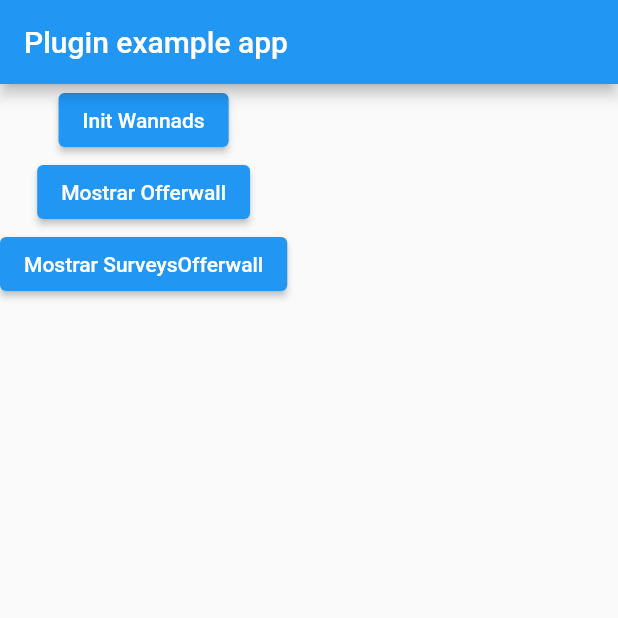
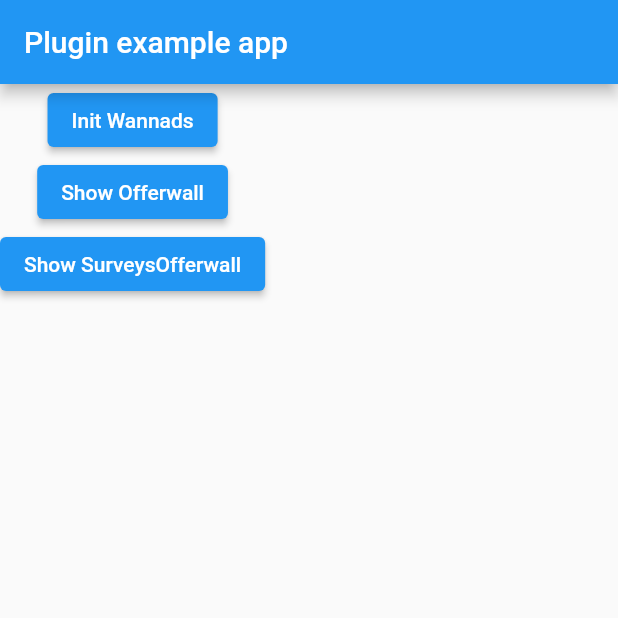
Before and after one commit to BlissoftCorp/flutter_wannads, a Flutter app: the screen it shows after launch, after a tap on "Init Wannads", on a phone screen of 412 x 824 dp, the top half of it. Run offline on Flutter 3.47's test engine with Material 2 defaults, Android fonts, the phone set to English and light mode, and no system bars; our stand-ins replace plugin_platform_interface.

```diff
--- a/example/lib/main.dart
+++ b/example/lib/main.dart
@@ -14,11 +14,11 @@ class MyApp extends StatefulWidget {
 }
 
 class _MyAppState extends State<MyApp> {
-
   @override
   void initState() {
     super.initState();
   }
+
   @override
   Widget build(BuildContext context) {
     return MaterialApp(
@@ -26,17 +26,31 @@ class _MyAppState extends State<MyApp> {
         appBar: AppBar(
           title: const Text('Plugin example app'),
         ),
-        body: Column(children: [ ElevatedButton(
-          onPressed: (){FlutterWannads.instance.init(
-            apiKey: "62e1a9405eaad229634630",
-            apiSecret: "a4a55e0ab9",
-            user: WanUser(id: "test"),
-            );},
-          child: const Text('Init Wannads'),
+        body: Column(
+          children: [
+            ElevatedButton(
+              onPressed: () {
+                FlutterWannads.instance.init(
+                  apiKey: "[ApiKey]",
+                  apiSecret: "[ApiSecret]",
+                  user: WanUser(id: "[Unique_User_Id]"),
+                );
+              },
+              child: const Text('Init Wannads'),
+            ),
+            ElevatedButton(
+                onPressed: () {
+                  FlutterWannads.instance.showOfferwall();
+                },
+                child: const Text("Show Offerwall")),
+            ElevatedButton(
+              onPressed: () {
+                FlutterWannads.instance.showSurveysOfferwall();
+              },
+              child: const Text("Show SurveysOfferwall"),
+            )
+          ],
         ),
-        ElevatedButton(onPressed: (){FlutterWannads.instance.showOfferwall();}, child: const Text("Mostrar Offerwall")),
-                ElevatedButton(onPressed: (){FlutterWannads.instance.showSurveysOfferwall();}, child: const Text("Mostrar SurveysOfferwall"))
-        ],)
       ),
     );
   }
--- a/pubspec.yaml
+++ b/pubspec.yaml
@@ -1,7 +1,7 @@
 name: flutter_wannads
-description: A new Flutter plugin project.
+description: SDK for Wannads ad network (Android only at the moment)
 version: 0.0.1
-homepage:
+homepage: https://github.com/BlissoftCorp/flutter_wannads
 
 environment:
   sdk: ">=2.17.1 <3.0.0"
```
Also changed, not shown: 2 other files.
